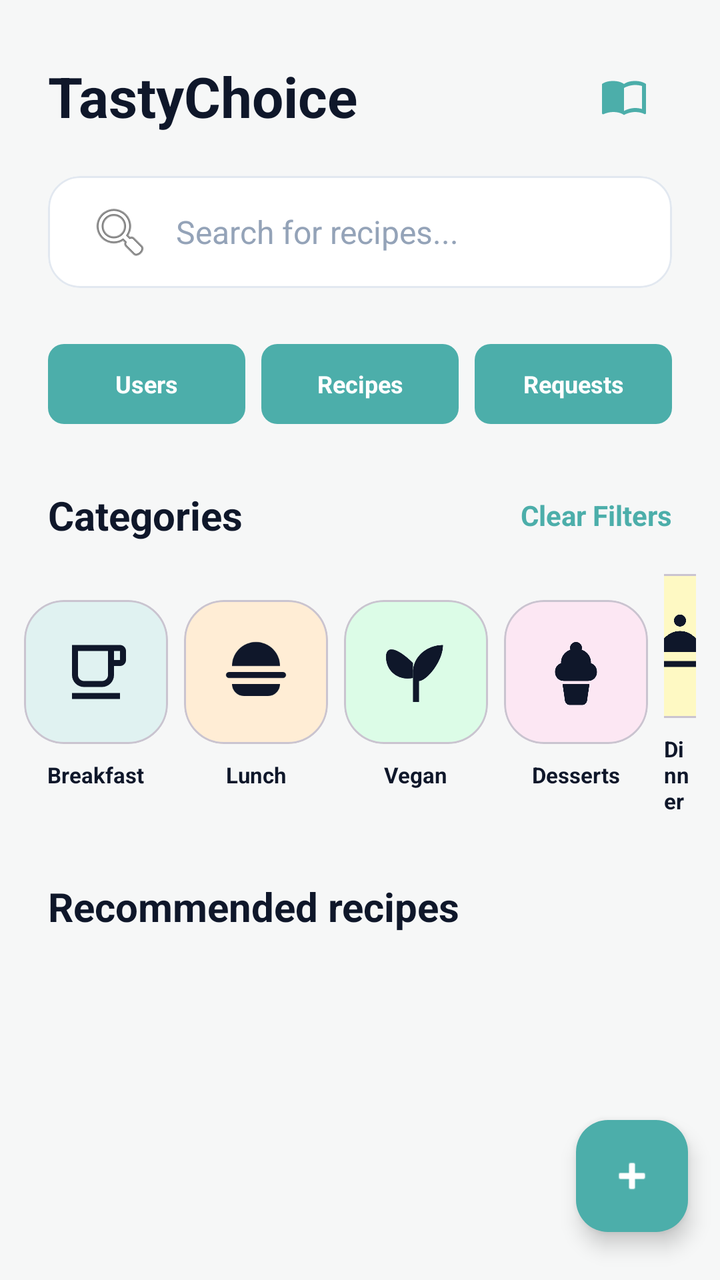
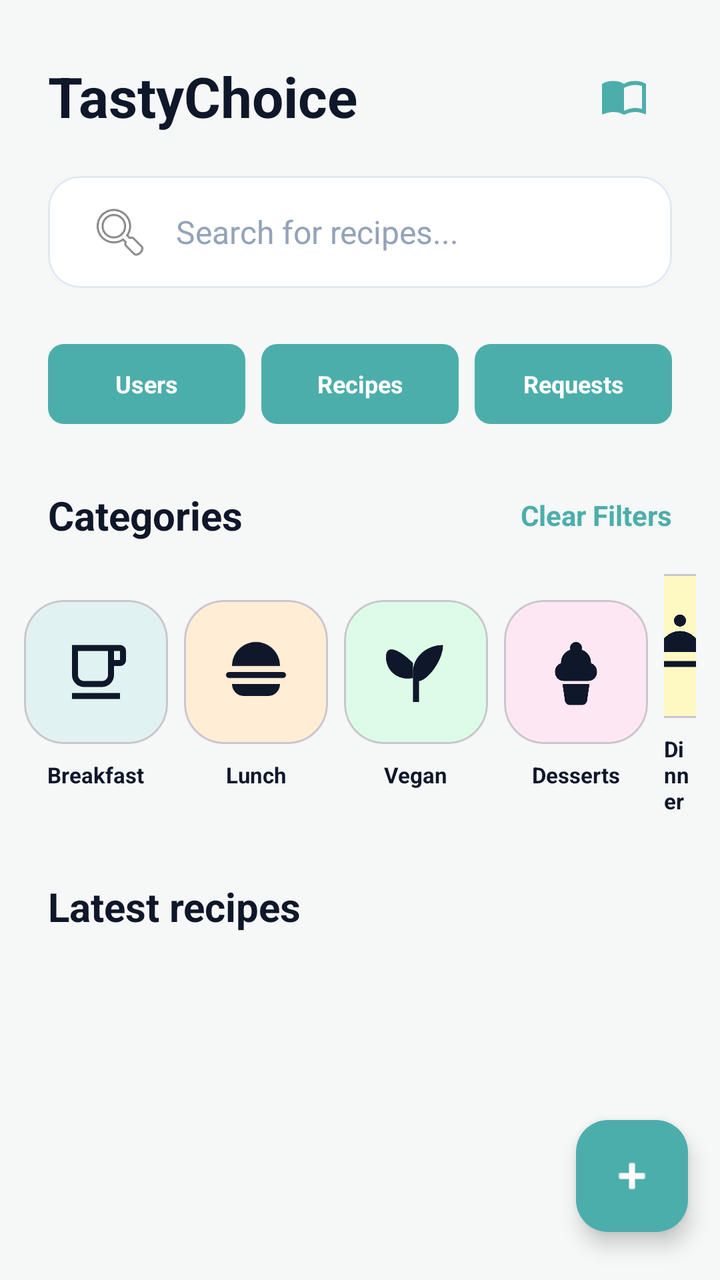

The first picture is an Android layout as it rendered before a commit; the second is the same layout after the commit. The layout source and the unified diff follow.
<!-- AndroidManifest.xml: application theme Theme.OfekRecipeApp -->
<!-- res/layout/fragment_home.xml -->
<?xml version="1.0" encoding="utf-8"?>
<androidx.coordinatorlayout.widget.CoordinatorLayout
    xmlns:android="http://schemas.android.com/apk/res/android"
    xmlns:app="http://schemas.android.com/apk/res-auto"
    xmlns:tools="http://schemas.android.com/tools"
    android:layout_width="match_parent"
    android:layout_height="match_parent"
    android:background="#F6F7F7">

    <androidx.core.widget.NestedScrollView
        android:layout_width="match_parent"
        android:layout_height="match_parent"
        android:fillViewport="true"
        android:clipToPadding="false"
        android:paddingBottom="100dp">

        <LinearLayout
            android:layout_width="match_parent"
            android:layout_height="wrap_content"
            android:orientation="vertical"
            android:paddingTop="24dp">

            <RelativeLayout
                android:layout_width="match_parent"
                android:layout_height="wrap_content"
                android:paddingHorizontal="24dp"
                android:layout_marginBottom="16dp">

                <TextView
                    android:id="@+id/TvAppTitle"
                    android:layout_width="wrap_content"
                    android:layout_height="wrap_content"
                    android:text="TastyChoice"
                    android:textSize="28sp"
                    android:textStyle="bold"
                    android:textColor="#0F172A"
                    android:layout_centerVertical="true" />

                <ImageView
                    android:id="@+id/IvMyRecipes"
                    android:layout_width="48dp"
                    android:layout_height="48dp"
                    android:padding="12dp"
                    android:src="@drawable/ic_cookbook"
                    android:layout_alignParentEnd="true"
                    android:layout_centerVertical="true"
                    app:tint="#4CAEAA"
                    android:background="?attr/selectableItemBackgroundBorderless" />
            </RelativeLayout>

            <com.google.android.material.card.MaterialCardView
                android:id="@+id/SearchCard"
                android:layout_width="match_parent"
                android:layout_height="56dp"
                android:layout_marginHorizontal="24dp"
                android:layout_marginBottom="16dp"
                app:cardCornerRadius="16dp"
                app:cardElevation="0dp"
                app:cardBackgroundColor="#FFFFFF"
                app:strokeColor="#E2E8F0"
                app:strokeWidth="1dp">

                <EditText
                    android:id="@+id/EtSearch"
                    android:layout_width="match_parent"
                    android:layout_height="match_parent"
                    android:background="@null"
                    android:hint="Search for recipes..."
                    android:paddingHorizontal="20dp"
                    android:textSize="16sp"
                    android:textColor="#0F172A"
                    android:textColorHint="#94A3B8"
                    android:drawableStart="@android:drawable/ic_menu_search"
                    android:drawablePadding="12dp"/>
            </com.google.android.material.card.MaterialCardView>

            <LinearLayout
                android:id="@+id/HeaderButtons"
                android:layout_width="match_parent"
                android:layout_height="wrap_content"
                android:layout_marginHorizontal="24dp"
                android:layout_marginBottom="32dp"
                android:orientation="horizontal"
                android:clipChildren="false"
                android:clipToPadding="false"
                android:weightSum="3">

                <FrameLayout
                    android:layout_width="0dp"
                    android:layout_height="wrap_content"
                    android:layout_weight="1"
                    android:layout_marginEnd="4dp">

                    <TextView
                        android:id="@+id/BtnUsers"
                        android:layout_width="match_parent"
                        android:layout_height="40dp"
                        android:layout_marginTop="12dp"
                        android:background="@drawable/bg_tag_rounded"
                        android:backgroundTint="#4CAEAA"
                        android:text="Users"
                        android:textColor="@color/white"
                        android:gravity="center"
                        android:textSize="12sp"
                        android:textStyle="bold"
                        android:clickable="true"
                        android:focusable="true" />
                </FrameLayout>

                <FrameLayout
                    android:layout_width="0dp"
                    android:layout_height="wrap_content"
                    android:layout_weight="1"
                    android:layout_marginHorizontal="4dp">

                    <TextView
                        android:id="@+id/BtnManageRecipes"
                        android:layout_width="match_parent"
                        android:layout_height="40dp"
                        android:layout_marginTop="12dp"
                        android:background="@drawable/bg_tag_rounded"
                        android:backgroundTint="#4CAEAA"
                        android:text="Recipes"
                        android:textColor="@color/white"
                        android:gravity="center"
                        android:textSize="12sp"
                        android:textStyle="bold"
                        android:clickable="true"
                        android:focusable="true" />
                </FrameLayout>

                <FrameLayout
                    android:layout_width="0dp"
                    android:layout_height="wrap_content"
                    android:layout_weight="1"
                    android:clipChildren="false"
                    android:clipToPadding="false"
                    android:layout_marginStart="4dp">

                    <TextView
                        android:id="@+id/BtnRequests"
                        android:layout_width="match_parent"
                        android:layout_height="40dp"
                        android:layout_marginTop="12dp"
                        android:background="@drawable/bg_tag_rounded"
                        android:backgroundTint="#4CAEAA"
                        android:text="Requests"
                        android:textColor="#FFFFFF"
                        android:gravity="center"
                        android:textSize="12sp"
                        android:textStyle="bold"
                        android:clickable="true"
                        android:focusable="true" />

                    <TextView
                        android:id="@+id/TvRequestsBadge"
                        android:layout_width="wrap_content"
                        android:layout_height="wrap_content"
                        android:minWidth="22dp"
                        android:minHeight="22dp"
                        android:layout_gravity="top|end"
                        android:background="@drawable/bg_badge_red"
                        android:text="1"
                        android:textColor="#FFFFFF"
                        android:textSize="10sp"
                        android:textStyle="bold"
                        android:gravity="center"
                        android:paddingHorizontal="6dp"
                        android:visibility="gone"
                        android:elevation="6dp" />
                </FrameLayout>
            </LinearLayout>

            <LinearLayout
                android:layout_width="match_parent"
                android:layout_height="wrap_content"
                android:orientation="vertical"
                android:layout_marginBottom="32dp">

                <RelativeLayout
                    android:layout_width="match_parent"
                    android:layout_height="wrap_content"
                    android:paddingHorizontal="24dp"
                    android:layout_marginBottom="16dp">

                    <TextView
                        android:layout_width="wrap_content"
                        android:layout_height="wrap_content"
                        android:text="Categories"
                        android:textSize="20sp"
                        android:textStyle="bold"
                        android:textColor="#0F172A" />

                    <TextView
                        android:id="@+id/TvSeeAllCategories"
                        android:layout_width="wrap_content"
                        android:layout_height="wrap_content"
                        android:text="Clear Filters"
                        android:textColor="#4CAEAA"
                        android:textSize="14sp"
                        android:textStyle="bold"
                        android:layout_alignParentEnd="true"
                        android:layout_centerVertical="true" />
                </RelativeLayout>

                
                <LinearLayout
                    android:layout_width="match_parent"
                    android:layout_height="wrap_content"
                    android:orientation="horizontal"
                    android:gravity="center"
                    android:paddingHorizontal="8dp">

                    <LinearLayout
                        android:id="@+id/CatBreakfast"
                        android:layout_width="wrap_content"
                        android:layout_height="wrap_content"
                        android:orientation="vertical"
                        android:gravity="center"
                        android:layout_marginHorizontal="4dp">
                        <com.google.android.material.card.MaterialCardView
                            android:id="@+id/CardBreakfast"
                            android:layout_width="72dp"
                            android:layout_height="72dp"
                            app:cardCornerRadius="20dp"
                            app:cardElevation="0dp"
                            app:cardBackgroundColor="#E0F2F1"
                            android:layout_marginBottom="8dp">
                            <ImageView
                                android:layout_width="match_parent"
                                android:layout_height="match_parent"
                                android:padding="18dp"
                                android:src="@drawable/ic_breakfast"
                                app:tint="#0F172A" />
                        </com.google.android.material.card.MaterialCardView>
                        <TextView
                            android:layout_width="wrap_content"
                            android:layout_height="wrap_content"
                            android:text="Breakfast"
                            android:textSize="11sp"
                            android:textStyle="bold"
                            android:textColor="#0F172A" />
                    </LinearLayout>

                    <LinearLayout
                        android:id="@+id/CatLunch"
                        android:layout_width="wrap_content"
                        android:layout_height="wrap_content"
                        android:orientation="vertical"
                        android:gravity="center"
                        android:layout_marginHorizontal="4dp">
                        <com.google.android.material.card.MaterialCardView
                            android:id="@+id/CardLunch"
                            android:layout_width="72dp"
                            android:layout_height="72dp"
                            app:cardCornerRadius="20dp"
                            app:cardElevation="0dp"
                            app:cardBackgroundColor="#FFEDD5"
                            android:layout_marginBottom="8dp">
                            <ImageView
                                android:layout_width="match_parent"
                                android:layout_height="match_parent"
                                android:padding="18dp"
                                android:src="@drawable/ic_lunch"
                                app:tint="#0F172A" />
                        </com.google.android.material.card.MaterialCardView>
                        <TextView
                            android:layout_width="wrap_content"
                            android:layout_height="wrap_content"
                            android:text="Lunch"
                            android:textSize="11sp"
                            android:textStyle="bold"
                            android:textColor="#0F172A" />
                    </LinearLayout>

                    <LinearLayout
                        android:id="@+id/CatVegan"
                        android:layout_width="wrap_content"
                        android:layout_height="wrap_content"
                        android:orientation="vertical"
                        android:gravity="center"
                        android:layout_marginHorizontal="4dp">
                        <com.google.android.material.card.MaterialCardView
                            android:id="@+id/CardVegan"
                            android:layout_width="72dp"
                            android:layout_height="72dp"
                            app:cardCornerRadius="20dp"
                            app:cardElevation="0dp"
                            app:cardBackgroundColor="#DCFCE7"
                            android:layout_marginBottom="8dp">
                            <ImageView
                                android:layout_width="match_parent"
                                android:layout_height="match_parent"
                                android:padding="18dp"
                                android:src="@drawable/ic_vegan"
                                app:tint="#0F172A" />
                        </com.google.android.material.card.MaterialCardView>
                        <TextView
                            android:layout_width="wrap_content"
                            android:layout_height="wrap_content"
                            android:text="Vegan"
                            android:textSize="11sp"
                            android:textStyle="bold"
                            android:textColor="#0F172A" />
                    </LinearLayout>

                    <LinearLayout
                        android:id="@+id/CatDesserts"
                        android:layout_width="wrap_content"
                        android:layout_height="wrap_content"
                        android:orientation="vertical"
                        android:gravity="center"
                        android:layout_marginHorizontal="4dp">
                        <com.google.android.material.card.MaterialCardView
                            android:id="@+id/CardDesserts"
                            android:layout_width="72dp"
                            android:layout_height="72dp"
                            app:cardCornerRadius="20dp"
                            app:cardElevation="0dp"
                            app:cardBackgroundColor="#FCE7F3"
                            android:layout_marginBottom="8dp">
                            <ImageView
                                android:layout_width="match_parent"
                                android:layout_height="match_parent"
                                android:padding="18dp"
                                android:src="@drawable/ic_dessert"
                                app:tint="#0F172A" />
                        </com.google.android.material.card.MaterialCardView>
                        <TextView
                            android:layout_width="wrap_content"
                            android:layout_height="wrap_content"
                            android:text="Desserts"
                            android:textSize="11sp"
                            android:textStyle="bold"
                            android:textColor="#0F172A" />
                    </LinearLayout>

                    <LinearLayout
                        android:id="@+id/CatDinner"
                        android:layout_width="wrap_content"
                        android:layout_height="wrap_content"
                        android:orientation="vertical"
                        android:gravity="center"
                        android:layout_marginHorizontal="4dp">
                        <com.google.android.material.card.MaterialCardView
                            android:id="@+id/CardDinner"
                            android:layout_width="72dp"
                            android:layout_height="72dp"
                            app:cardCornerRadius="20dp"
                            app:cardElevation="0dp"
                            app:cardBackgroundColor="#FEF9C3"
                            android:layout_marginBottom="8dp">
                            <ImageView
                                android:layout_width="match_parent"
                                android:layout_height="match_parent"
                                android:padding="18dp"
                                android:src="@drawable/ic_dinner"
                                app:tint="#0F172A" />
                        </com.google.android.material.card.MaterialCardView>
                        <TextView
                            android:layout_width="wrap_content"
                            android:layout_height="wrap_content"
                            android:text="Dinner"
                            android:textSize="11sp"
                            android:textStyle="bold"
                            android:textColor="#0F172A" />
                    </LinearLayout>
                </LinearLayout>
            </LinearLayout>

            <TextView
                android:id="@+id/TvLatestTitle"
                android:layout_width="wrap_content"
                android:layout_height="wrap_content"
                android:text="Recommended recipes"
                android:textSize="20sp"
                android:textStyle="bold"
                android:textColor="#0F172A"
                android:layout_marginHorizontal="24dp"
                android:layout_marginBottom="16dp" />

            <androidx.recyclerview.widget.RecyclerView
                android:id="@+id/RvRecipes"
                android:layout_width="match_parent"
                android:layout_height="wrap_content"
                android:nestedScrollingEnabled="false"
                android:paddingHorizontal="24dp"
                tools:listitem="@layout/item_recipe"/>

        </LinearLayout>
    </androidx.core.widget.NestedScrollView>

    <com.google.android.material.floatingactionbutton.FloatingActionButton
        android:id="@+id/FabAddRecipe"
        android:layout_width="wrap_content"
        android:layout_height="wrap_content"
        android:layout_gravity="bottom|end"
        android:layout_marginEnd="16dp"
        android:layout_marginBottom="24dp"
        android:backgroundTint="#4CAEAA"
        app:tint="@color/white"
        android:src="@android:drawable/ic_input_add"
        app:elevation="6dp"/>

</androidx.coordinatorlayout.widget.CoordinatorLayout>
<!-- res/layout/item_recipe.xml (included above) -->
<?xml version="1.0" encoding="utf-8"?>
<com.google.android.material.card.MaterialCardView
    xmlns:android="http://schemas.android.com/apk/res/android"
    xmlns:app="http://schemas.android.com/apk/res-auto"
    android:layout_width="match_parent"
    android:layout_height="wrap_content"
    android:layout_marginBottom="16dp"
    app:cardCornerRadius="16dp"
    app:cardElevation="2dp"
    app:cardBackgroundColor="#FFFFFF"
    app:strokeColor="#E2E8F0"
    app:strokeWidth="1dp">

    <LinearLayout
        android:layout_width="match_parent"
        android:layout_height="wrap_content"
        android:orientation="vertical">

        <FrameLayout
            android:layout_width="match_parent"
            android:layout_height="192dp">

            <ImageView
                android:id="@+id/IvRecipeImage"
                android:layout_width="match_parent"
                android:layout_height="match_parent"
                android:scaleType="centerCrop"
                android:src="@drawable/ic_launcher_background" />

            <TextView
                android:id="@+id/TvStatus"
                android:layout_width="wrap_content"
                android:layout_height="wrap_content"
                android:text="Pending"
                android:textColor="#000000"
                android:textSize="12sp"
                android:textStyle="bold"
                android:background="@drawable/bg_circle_white_transparent"
                android:paddingHorizontal="12dp"
                android:paddingVertical="6dp"
                android:layout_gravity="top|start"
                android:layout_margin="12dp" />

            <FrameLayout
                android:id="@+id/FlFavoriteBtn"
                android:layout_width="36dp"
                android:layout_height="36dp"
                android:layout_gravity="top|end"
                android:layout_margin="12dp"
                android:background="@drawable/bg_circle_white_transparent">
                <ImageView
                    android:id="@+id/IvFavoriteIcon"
                    android:layout_width="20dp"
                    android:layout_height="20dp"
                    android:layout_gravity="center"
                    android:src="@drawable/ic_heart_red" />
            </FrameLayout>
        </FrameLayout>

        <LinearLayout
            android:layout_width="match_parent"
            android:layout_height="wrap_content"
            android:orientation="vertical"
            android:padding="16dp">

            <TextView
                android:id="@+id/TvRecipeTitle"
                android:layout_width="match_parent"
                android:layout_height="wrap_content"
                android:text="Recipe Title"
                android:textColor="#0F172A"
                android:textSize="18sp"
                android:textStyle="bold"
                android:maxLines="1"
                android:ellipsize="end"
                android:layout_marginBottom="2dp"/>

            <TextView
                android:id="@+id/TvAuthorName"
                android:layout_width="match_parent"
                android:layout_height="wrap_content"
                android:text="by Author"
                android:textColor="#4CAEAA"
                android:textSize="13sp"
                android:textStyle="italic"
                android:layout_marginBottom="8dp"
                android:visibility="gone"/>

            <TextView
                android:id="@+id/TvCategoryTag"
                android:layout_width="wrap_content"
                android:layout_height="wrap_content"
                android:text="General"
                android:textColor="#64748B"
                android:textSize="12sp"
                android:layout_marginBottom="12dp"/>

            <View
                android:layout_width="match_parent"
                android:layout_height="1dp"
                android:background="#F1F5F9"
                android:layout_marginBottom="12dp"/>

            <LinearLayout
                android:layout_width="match_parent"
                android:layout_height="wrap_content"
                android:orientation="horizontal"
                android:gravity="center_vertical">

                <TextView
                    android:layout_width="wrap_content"
                    android:layout_height="wrap_content"
                    android:text="🕒"
                    android:textSize="12sp"
                    android:layout_marginEnd="4dp"/>

                <TextView
                    android:id="@+id/TvPrepTime"
                    android:layout_width="wrap_content"
                    android:layout_height="wrap_content"
                    android:text="15 min"
                    android:textColor="#64748B"
                    android:textSize="12sp"
                    android:textStyle="bold"
                    android:layout_marginEnd="16dp"/>

                <TextView
                    android:layout_width="wrap_content"
                    android:layout_height="wrap_content"
                    android:text="🔥"
                    android:textSize="12sp"
                    android:layout_marginEnd="4dp"/>

                <TextView
                    android:id="@+id/TvDifficulty"
                    android:layout_width="0dp"
                    android:layout_weight="1"
                    android:layout_height="wrap_content"
                    android:text="Easy"
                    android:textColor="#64748B"
                    android:textSize="12sp"
                    android:textStyle="bold"/>

                <TextView
                    android:layout_width="wrap_content"
                    android:layout_height="wrap_content"
                    android:text="⭐"
                    android:textSize="12sp"
                    android:layout_marginEnd="4dp"/>

                <TextView
                    android:id="@+id/TvItemRating"
                    android:layout_width="wrap_content"
                    android:layout_height="wrap_content"
                    android:text="New"
                    android:textColor="#F59E0B"
                    android:textSize="12sp"
                    android:textStyle="bold"/>
            </LinearLayout>
        </LinearLayout>
    </LinearLayout>
</com.google.android.material.card.MaterialCardView>
<!-- resources referenced by this layout -->
<resources>
  <color name="white">#FFFFFFFF</color>
  <!-- drawable bg_badge_red (drawable) -->
  <?xml version="1.0" encoding="utf-8"?>
  <shape xmlns:android="http://schemas.android.com/apk/res/android"
      android:shape="rectangle">
      <corners android:radius="10dp" />
      <solid android:color="#EF4444" />
      <stroke android:width="1.5dp" android:color="#FFFFFF" />
  </shape>
  <!-- drawable bg_circle_white_transparent (drawable) -->
  <?xml version="1.0" encoding="utf-8"?>
  <shape xmlns:android="http://schemas.android.com/apk/res/android"
      android:shape="oval">
      <solid android:color="#4DFFFFFF" />
  </shape>
  <!-- drawable bg_tag_rounded (drawable) -->
  <?xml version="1.0" encoding="utf-8"?>
  <shape xmlns:android="http://schemas.android.com/apk/res/android"
      android:shape="rectangle">
      <corners android:radius="8dp" />
      <solid android:color="@android:color/white" /> </shape>
  <!-- drawable ic_breakfast (drawable) -->
  <vector xmlns:android="http://schemas.android.com/apk/res/android"
      android:width="24dp"
      android:height="24dp"
      android:viewportWidth="24"
      android:viewportHeight="24">
  
      <path
          android:fillColor="#000000"
          android:pathData="M4,19h16v2H4V19z" />
  
      <path
          android:fillColor="#000000"
          android:pathData="M20,3H4v10c0,2.21 1.79,4 4,4h6c2.21,0 4,-1.79 4,-4v-3h2c1.1,0 2,-0.9 2,-2V5C22,3.9 21.1,3 20,3zM16,13c0,1.1 -0.9,2 -2,2H8c-1.1,0 -2,-0.9 -2,-2V5h10V13zM20,8h-2V5h2V8z" />
  </vector>
  <!-- drawable ic_dinner (drawable) -->
  <vector xmlns:android="http://schemas.android.com/apk/res/android"
      android:width="24dp"
      android:height="24dp"
      android:viewportWidth="24"
      android:viewportHeight="24">
      <path
          android:fillColor="#FF000000"
          android:pathData="M2,17h20v2H2V17z M12,7c-2.92,0 -5.48,1.96 -6.64,4.55L4.44,14h15.12l-0.92,-2.45C17.48,8.96 14.92,7 12,7zM12,5.5c1.1,0 2,-0.9 2,-2c0,-1.1 -0.9,-2 -2,-2s-2,0.9 -2,2C10,4.6 10.9,5.5 12,5.5z"/>
  </vector>
  <!-- drawable ic_heart_red (drawable) -->
  <?xml version="1.0" encoding="utf-8"?>
  <vector xmlns:android="http://schemas.android.com/apk/res/android"
      android:width="24dp"
      android:height="24dp"
      android:viewportWidth="24"
      android:viewportHeight="24"
      android:tint="#EF4444"> <path
      android:fillColor="@android:color/white"
      android:pathData="M12,21.35l-1.45,-1.32C5.4,15.36 2,12.28 2,8.5 2,5.42 4.42,3 7.5,3c1.74,0 3.41,0.81 4.5,2.09C13.09,3.81 14.76,3 16.5,3 19.58,3 22,5.42 22,8.5c0,3.78 -3.4,6.86 -8.55,11.54L12,21.35z"/>
  </vector>
  <!-- drawable ic_vegan (drawable) -->
  <vector xmlns:android="http://schemas.android.com/apk/res/android"
      android:width="24dp"
      android:height="24dp"
      android:viewportWidth="24"
      android:viewportHeight="24">
  
      <path
          android:fillColor="#000000"
          android:pathData="M11,14 C6.5,15 2,12 2,7 C2,2.5 6.5,4.5 11,9 Z" />
  
      <path
          android:fillColor="#000000"
          android:pathData="M11,22 V12 C11,7 15.5,3 21,3 C21,8.5 15.5,15 13,15 V22 Z" />
  
  </vector>
  <style name="Theme.OfekRecipeApp" parent="Base.Theme.OfekRecipeApp" />
  <style name="Base.Theme.OfekRecipeApp" parent="Theme.Material3.DayNight.NoActionBar">
          <item name="colorPrimary">@color/purple_primary</item>
          <item name="colorPrimaryVariant">@color/purple_primary</item>
          <item name="colorOnPrimary">@color/white</item>
          <item name="android:statusBarColor">?attr/colorPrimaryVariant</item>
      </style>
  <color name="purple_primary">#9C47E0</color>
  <!-- unchanged entries left out for length: 4 -->
</resources>

<!-- the commit's change to res/layout/fragment_home.xml (unified diff, before → after) -->
@@ -372,12 +372,12 @@
                 android:id="@+id/TvLatestTitle"
                 android:layout_width="wrap_content"
                 android:layout_height="wrap_content"
-                android:text="Recommended recipes"
+                android:layout_marginHorizontal="24dp"
+                android:layout_marginBottom="16dp"
+                android:text="Latest recipes"
+                android:textColor="#0F172A"
                 android:textSize="20sp"
-                android:textStyle="bold"
-                android:textColor="#0F172A"
-                android:layout_marginHorizontal="24dp"
-                android:layout_marginBottom="16dp" />
+                android:textStyle="bold" />
 
             <androidx.recyclerview.widget.RecyclerView
                 android:id="@+id/RvRecipes"
<!-- resource entries referenced after the edit -->
@@ -80,7 +80,7 @@
           <item name="colorOnPrimary">@color/white</item>
           <item name="android:statusBarColor">?attr/colorPrimaryVariant</item>
       </style>
-  <color name="purple_primary">#9C47E0</color>
+  <color name="purple_primary">#7FCDF0</color>
   <!-- unchanged entries left out for length: 4 -->
 </resources>
 
